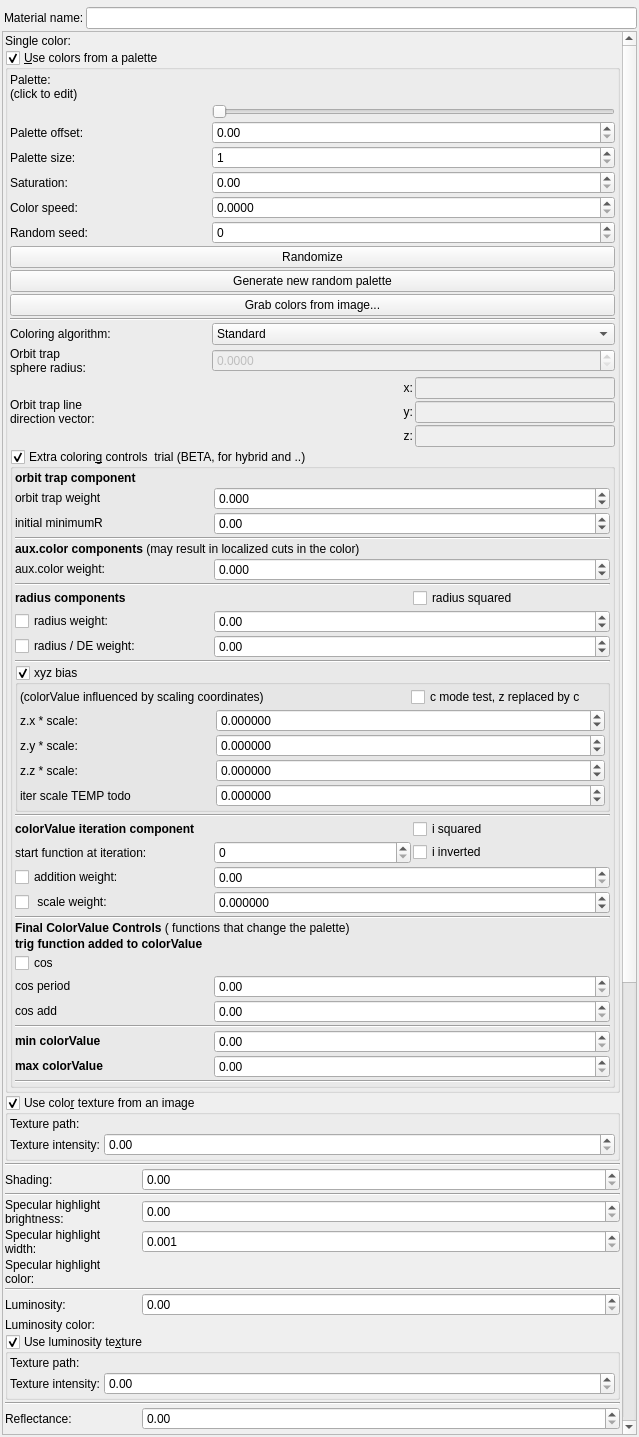
This is mandelbulber2/qt/material_editor.ui in buddhi1980/mandelbulber2 as Qt 5 draws it before an edit. The edited form follows.
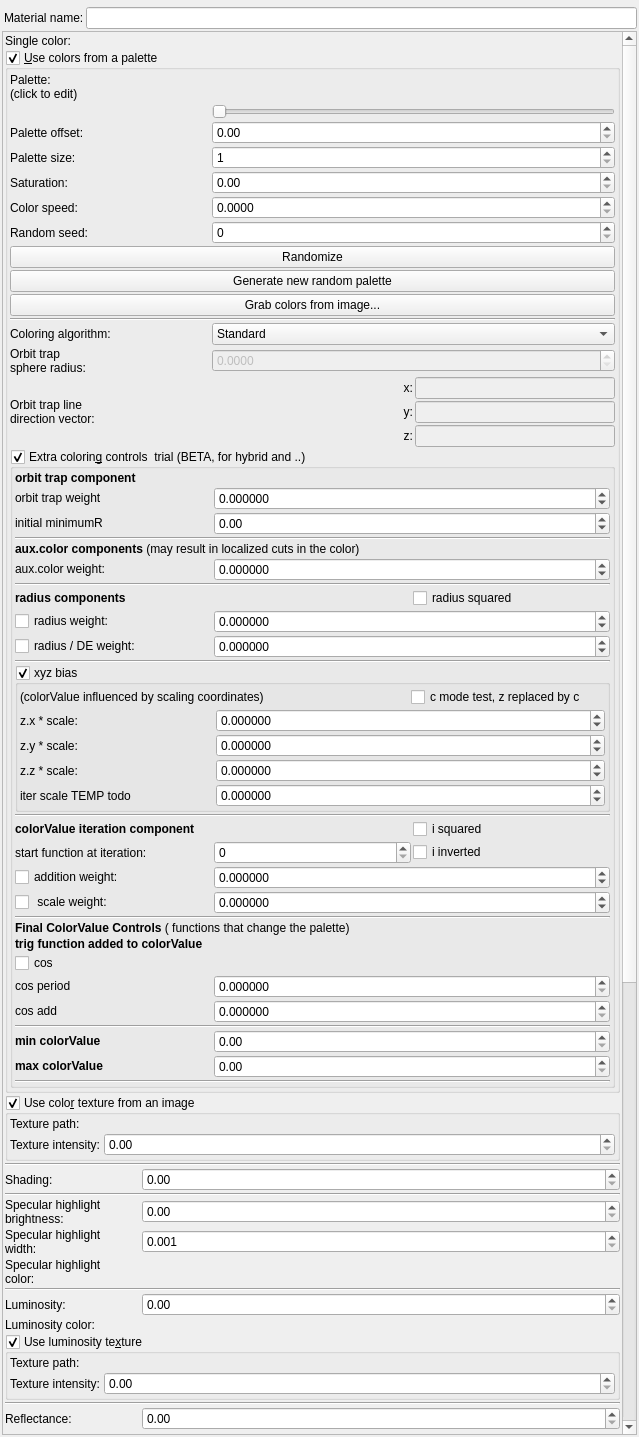
This is the edited form. Icons and pictures are not drawn. Custom widgets are drawn as their Qt base class.

Commit message: some tiding up iteration color components

The edit to the form file:
```diff
--- a/mandelbulber2/qt/material_editor.ui
+++ b/mandelbulber2/qt/material_editor.ui
@@ -81,7 +81,7 @@
       <property name="geometry">
        <rect>
         <x>0</x>
-        <y>-300</y>
+        <y>-692</y>
         <width>619</width>
         <height>2335</height>
        </rect>
@@ -1543,13 +1543,13 @@
                     <string/>
                    </property>
                    <property name="decimals">
-                    <number>2</number>
+                    <number>6</number>
                    </property>
                    <property name="minimum">
                     <double>0.000000000000000</double>
                    </property>
                    <property name="maximum">
-                    <double>99999.000000000000000</double>
+                    <double>9999.999900000000707</double>
                    </property>
                    <property name="singleStep">
                     <double>0.100000000000000</double>
@@ -1591,13 +1591,13 @@
                     <string/>
                    </property>
                    <property name="decimals">
-                    <number>2</number>
+                    <number>6</number>
                    </property>
                    <property name="minimum">
-                    <double>-10000.000000000000000</double>
+                    <double>-9999.999900000000707</double>
                    </property>
                    <property name="maximum">
-                    <double>10000.000000000000000</double>
+                    <double>9999.999900000000707</double>
                    </property>
                    <property name="singleStep">
                     <double>0.100000000000000</double>
@@ -1633,13 +1633,13 @@
                     <string/>
                    </property>
                    <property name="decimals">
-                    <number>2</number>
+                    <number>6</number>
                    </property>
                    <property name="minimum">
                     <double>0.000000000000000</double>
                    </property>
                    <property name="maximum">
-                    <double>99999999.000000000000000</double>
+                    <double>9999.999900000000707</double>
                    </property>
                    <property name="singleStep">
                     <double>0.100000000000000</double>
@@ -1668,13 +1668,13 @@
                     <string/>
                    </property>
                    <property name="decimals">
-                    <number>2</number>
+                    <number>6</number>
                    </property>
                    <property name="minimum">
-                    <double>-10000.000000000000000</double>
+                    <double>-9999.999900000000707</double>
                    </property>
                    <property name="maximum">
-                    <double>10000.000000000000000</double>
+                    <double>9999.999900000000707</double>
                    </property>
                    <property name="singleStep">
                     <double>0.100000000000000</double>
@@ -1720,13 +1720,13 @@
                     <string/>
                    </property>
                    <property name="decimals">
-                    <number>3</number>
+                    <number>6</number>
                    </property>
                    <property name="minimum">
-                    <double>-999.999000000000024</double>
+                    <double>-9999.999900000000707</double>
                    </property>
                    <property name="maximum">
-                    <double>999.999000000000024</double>
+                    <double>9999.999900000000707</double>
                    </property>
                    <property name="singleStep">
                     <double>0.100000000000000</double>
@@ -1808,13 +1808,13 @@
                     <string/>
                    </property>
                    <property name="decimals">
-                    <number>3</number>
+                    <number>6</number>
                    </property>
                    <property name="minimum">
-                    <double>-9999.989999999999782</double>
+                    <double>-9999.999900000000707</double>
                    </property>
                    <property name="maximum">
-                    <double>9999.989999999999782</double>
+                    <double>9999.999900000000707</double>
                    </property>
                    <property name="singleStep">
                     <double>0.100000000000000</double>
@@ -1892,13 +1892,13 @@
                     <string/>
                    </property>
                    <property name="decimals">
-                    <number>2</number>
+                    <number>6</number>
                    </property>
                    <property name="minimum">
-                    <double>0.000000000000000</double>
+                    <double>-9999.999900000000707</double>
                    </property>
                    <property name="maximum">
-                    <double>99999.000000000000000</double>
+                    <double>9999.999900000000707</double>
                    </property>
                    <property name="singleStep">
                     <double>0.100000000000000</double>
```
The commit also changes 1 other file.
